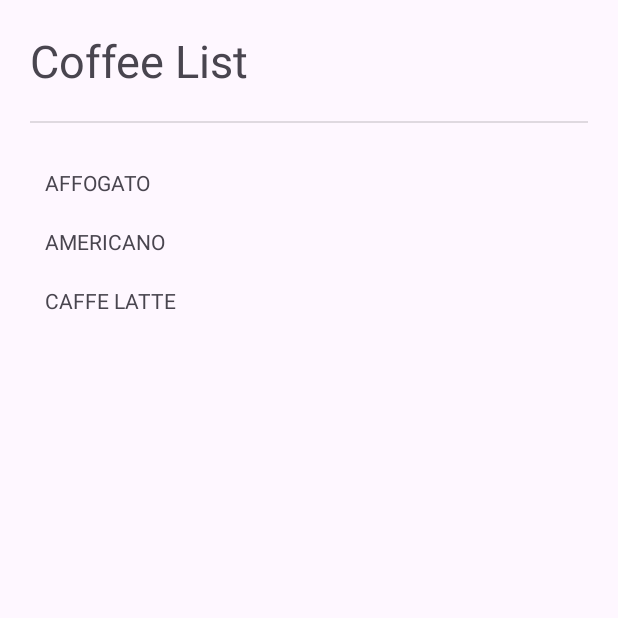
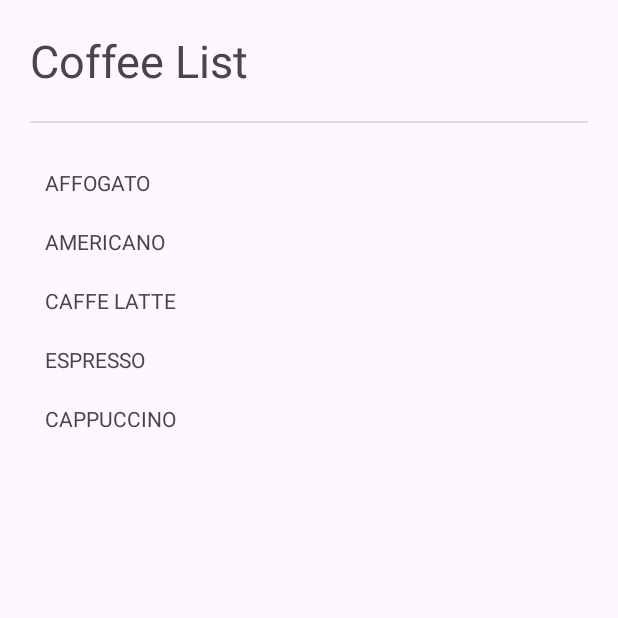
Before and after one commit to bggabs/lab_week_03, an Android app: the screen it shows after launch (MainActivity), on a phone screen of 412 x 824 dp, the top half of it. Run offline under Robolectric (Android 15) with nearby library versions, the phone set to English and light mode, and no system bars.

Commit message:
Commit No.5 – add back button & extend list

```diff
--- a/app/src/main/java/com/example/lab_week_03/ListFragment.kt
+++ b/app/src/main/java/com/example/lab_week_03/ListFragment.kt
@@ -24,7 +24,9 @@ class ListFragment : Fragment(){
         val coffeeList = listOf<View>(
             view.findViewById(R.id.affogato),
             view.findViewById(R.id.americano),
-            view.findViewById(R.id.latte)
+            view.findViewById(R.id.latte),
+            view.findViewById(R.id.espresso),
+            view.findViewById(R.id.cappuccino)
         )
         coffeeList.forEachIndexed { index, coffee ->
             val fragmentBundle = Bundle()
--- a/app/src/main/res/layout/fragment_list.xml
+++ b/app/src/main/res/layout/fragment_list.xml
@@ -5,37 +5,63 @@
     android:layout_height="match_parent"
     android:padding="20dp"
     tools:context=".ListFragment">
+
     <LinearLayout
         android:layout_width="match_parent"
         android:layout_height="wrap_content"
         android:orientation="vertical">
+
         <TextView
             android:layout_width="match_parent"
             android:layout_height="wrap_content"
             android:textSize="30sp"
             android:text="@string/coffee_list"/>
+
         <View
             android:layout_width="match_parent"
             android:layout_height="1dp"
             android:layout_marginVertical="20dp"
             android:background="?android:attr/dividerVertical" />
+
+        <!-- Item 1 -->
         <TextView
             android:id="@+id/affogato"
             android:layout_width="match_parent"
             android:layout_height="wrap_content"
             android:padding="10dp"
             android:text="@string/affogato_title"/>
+
+        <!-- Item 2 -->
         <TextView
             android:id="@+id/americano"
             android:layout_width="match_parent"
             android:layout_height="wrap_content"
             android:padding="10dp"
             android:text="@string/americano_title"/>
+
+        <!-- Item 3 -->
         <TextView
             android:id="@+id/latte"
             android:layout_width="match_parent"
             android:layout_height="wrap_content"
             android:padding="10dp"
             android:text="@string/latte_title"/>
+
+        <!-- Item 4 (baru) -->
+        <TextView
+            android:id="@+id/espresso"
+            android:layout_width="match_parent"
+            android:layout_height="wrap_content"
+            android:padding="10dp"
+            android:text="@string/espresso_title"/>
+
+        <!-- Item 5 (baru) -->
+        <TextView
+            android:id="@+id/cappuccino"
+            android:layout_width="match_parent"
+            android:layout_height="wrap_content"
+            android:padding="10dp"
+            android:text="@string/cappuccino_title"/>
+
     </LinearLayout>
 </ScrollView>
--- a/app/src/main/res/values/strings.xml
+++ b/app/src/main/res/values/strings.xml
@@ -1,16 +1,20 @@
 <resources>
     <string name="app_name">LAB_WEEK_03</string>
+
     <string name="affogato_title">AFFOGATO</string>
-    <string name="affogato_desc">Espresso poured on a vanilla ice cream. Served in a
-cappuccino cup.</string>
+    <string name="affogato_desc">Espresso poured on a vanilla ice cream. Served in a cappuccino cup.</string>
+
     <string name="americano_title">AMERICANO</string>
-    <string name="americano_desc">Espresso with added hot water (100-150 ml). Often
-served in a cappuccino cup. (The espresso is added into the hot water rather than
-all the water being flowed through the coffee that would lead to over
-extraction.)</string>
+    <string name="americano_desc">Espresso with added hot water (100-150 ml). Often served in a cappuccino cup. (The espresso is added into the hot water rather than all the water being flowed through the coffee that would lead to over extraction.)</string>
+
     <string name="latte_title">CAFFE LATTE</string>
-    <string name="latte_desc">A tall, mild \'milk coffee\' (about 150-300 ml). An
-espresso with steamed milk and only a little milk foam poured over it. Serve in a
-latte glass or a coffee cup. Flavored syrup can be added.</string>
+    <string name="latte_desc">A tall, mild \'milk coffee\' (about 150-300 ml). An espresso with steamed milk and only a little milk foam poured over it. Serve in a latte glass or a coffee cup. Flavored syrup can be added.</string>
+
+    <string name="espresso_title">ESPRESSO</string>
+    <string name="espresso_desc">A concentrated coffee brewed by forcing hot water through finely-ground coffee beans under high pressure. Typically served in a small cup.</string>
+
+    <string name="cappuccino_title">CAPPUCCINO</string>
+    <string name="cappuccino_desc">A classic Italian coffee drink made with equal parts of espresso, steamed milk, and milk foam. Traditionally served in a cappuccino cup.</string>
+
     <string name="coffee_list">Coffee List</string>
 </resources>
```
Also changed, not shown: app/src/main/java/com/example/lab_week_03/DetailFragment.kt (+18 -1 lines), app/src/main/res/layout/fragment_detail.xml (+8 -0 lines).
